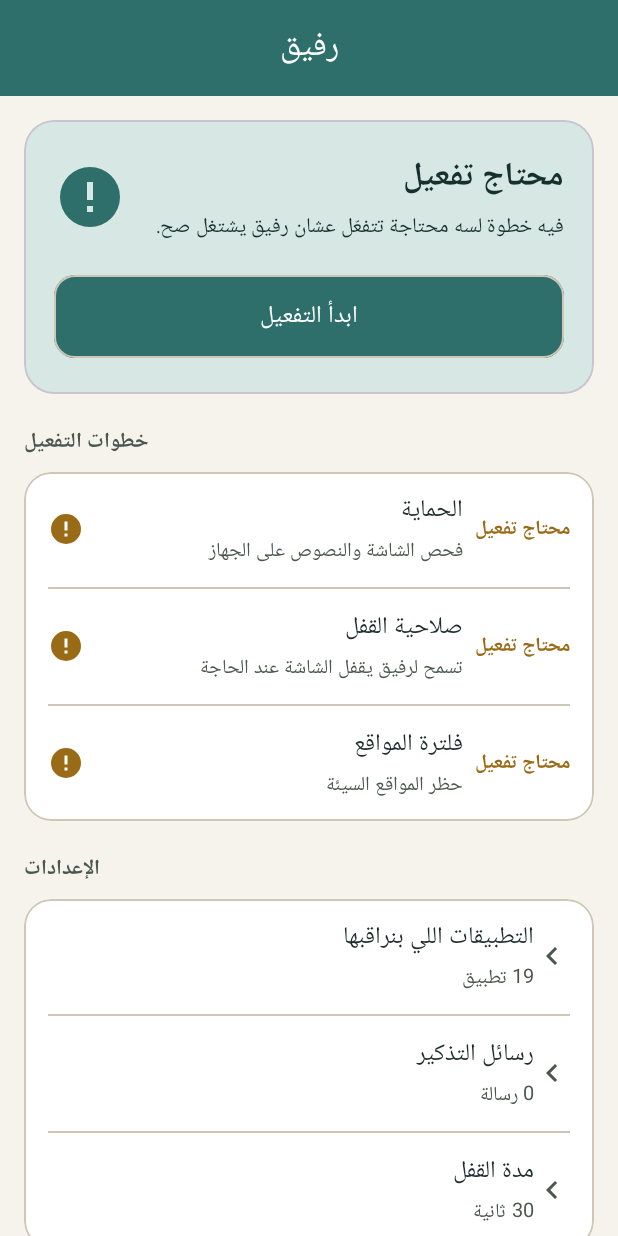
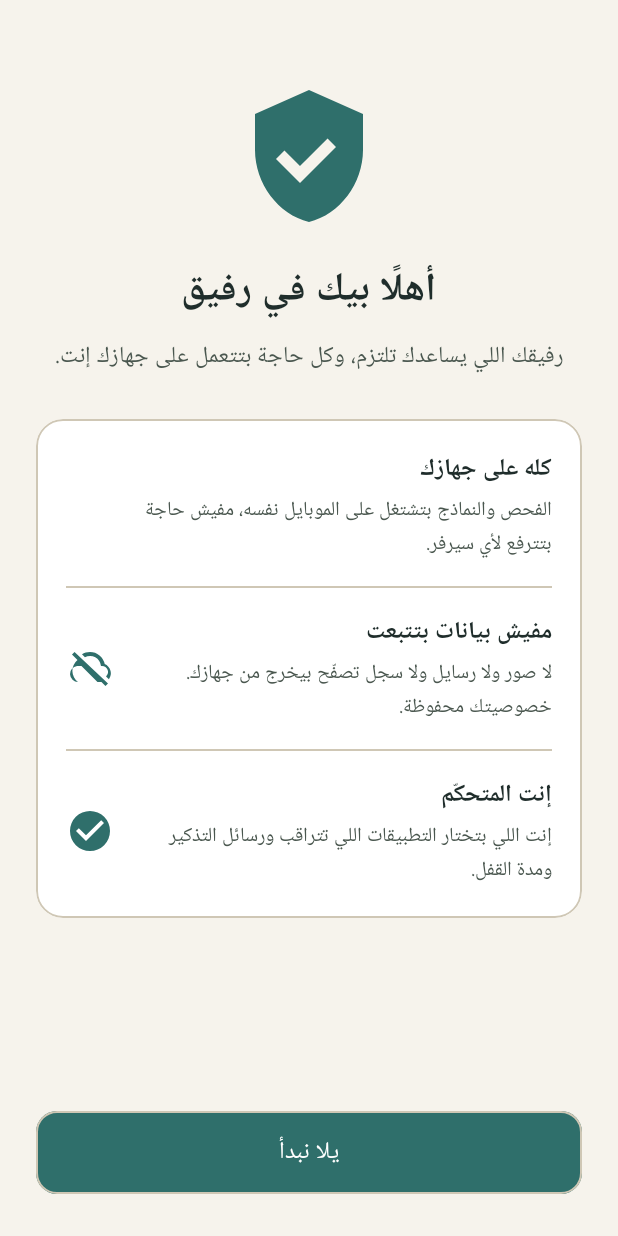
Before and after one commit to mustafasayed075-stack/Claude-repo, an Android app: the screen it shows after launch (MainActivity before the commit, WelcomeActivity after it), on a phone screen of 412 x 824 dp. Run offline under Robolectric (Android 15) with nearby library versions, the phone set to English and light mode, and no system bars; pictures from the network do not load; 1 statement that could not run was skipped.

Commit message:
UI rebrand step 7: first-run welcome screen
UI/resources only — no detection/lock/Reflection logic touched.

- WelcomeActivity: shield logo, "أهلًا بيك في رفيق", a subtitle, and three
  privacy points (كله على جهازك / مفيش بيانات بتتبعت / إنت المتحكّم) with icons,
  and a "يلا نبدأ" primary button. Edge-to-edge insets; Theme.Rafiq.Main.
- Shown once: MainActivity launches it on first run; the start button sets a
  SharedPreferences flag (WelcomeActivity.shouldShow / markSeen).
- New ic_cloud_off icon; reusable item_welcome_point row.
- build.gradle: disable the release unit-test variant — Paparazzi swaps the
  Android platform on the test classpath for the variant it instruments
  (debug), so release unit tests can't resolve android.* and we never run them.
- Made ReflectionContentTest's focus-constant check assert the literal platform
  values instead of referencing android.media.AudioManager, so a full `build`
  compiles the debug unit tests regardless of Paparazzi's classpath ordering.
- Paparazzi: welcome screen in light and dark.

Co-Authored-By: Claude Opus 4.8 <noreply@anthropic.com>
Claude-Session: https://claude.ai/code/session_01P7nPuGgonXNtLGw1b2ShXD

```diff
--- a/app/build.gradle.kts
+++ b/app/build.gradle.kts
@@ -51,6 +51,17 @@ android {
     }
 }
 
+// Unit tests (including Paparazzi screenshots) run only on the debug variant. The
+// Paparazzi plugin swaps the Android platform on the test classpath for the variant
+// it instruments (debug); compiling the release unit tests then can't resolve
+// android.* constants. We never run release unit tests, so disable that variant's.
+androidComponents {
+    beforeVariants(selector().withBuildType("release")) {
+        @Suppress("UnstableApiUsage")
+        it.enableUnitTest = false
+    }
+}
+
 dependencies {
     implementation("androidx.core:core-ktx:1.13.1")
     implementation("androidx.appcompat:appcompat:1.7.0")
--- a/app/src/main/AndroidManifest.xml
+++ b/app/src/main/AndroidManifest.xml
@@ -56,6 +56,11 @@
                 <category android:name="android.intent.category.LAUNCHER" />
             </intent-filter>
         </activity>
+
+        <activity
+            android:name=".WelcomeActivity"
+            android:exported="false"
+            android:theme="@style/Theme.Rafiq.Main" />
 
         <activity
             android:name=".FastScanAppsActivity"
--- a/app/src/main/java/com/personal/guardian/MainActivity.kt
+++ b/app/src/main/java/com/personal/guardian/MainActivity.kt
@@ -81,6 +81,11 @@ class MainActivity : AppCompatActivity() {
         binding = ActivityMainBinding.inflate(layoutInflater)
         setContentView(binding.root)
         applyInsets()
+
+        // First run: show the welcome screen once.
+        if (WelcomeActivity.shouldShow(this)) {
+            startActivity(Intent(this, WelcomeActivity::class.java))
+        }
 
         // The core service should be running whenever the app is used.
         GuardianForegroundService.start(this)
--- /dev/null
+++ b/app/src/main/java/com/personal/guardian/WelcomeActivity.kt
@@ -0,0 +1,60 @@
+package com.personal.guardian
+
+import android.content.Context
+import android.os.Bundle
+import androidx.appcompat.app.AppCompatActivity
+import androidx.core.view.ViewCompat
+import androidx.core.view.WindowInsetsCompat
+import androidx.core.view.updatePadding
+import com.personal.guardian.databinding.ActivityWelcomeBinding
+
+/**
+ * First-run welcome: explains that everything runs on the device and nothing is sent
+ * anywhere, then lets the user start. Shown once — [MainActivity] launches it when
+ * [PREF_SEEN] is not set, and the start button sets it.
+ *
+ * UI only; no detection/lock behaviour here.
+ */
+class WelcomeActivity : AppCompatActivity() {
+
+    override fun onCreate(savedInstanceState: Bundle?) {
+        super.onCreate(savedInstanceState)
+        val binding = ActivityWelcomeBinding.inflate(layoutInflater)
+        setContentView(binding.root)
+        ViewCompat.setOnApplyWindowInsetsListener(binding.root) { _, insets ->
+            val bars = insets.getInsets(WindowInsetsCompat.Type.systemBars())
+            binding.contentWelcome.updatePadding(top = bars.top)
+            binding.root.updatePadding(bottom = bars.bottom)
+            insets
+        }
+
+        binding.point1.imgPoint.setImageResource(R.drawable.ic_guardian_shield)
+        binding.point1.txtPointTitle.setText(R.string.welcome_point1_title)
+        binding.point1.txtPointDesc.setText(R.string.welcome_point1_desc)
+
+        binding.point2.imgPoint.setImageResource(R.drawable.ic_cloud_off)
+        binding.point2.txtPointTitle.setText(R.string.welcome_point2_title)
+        binding.point2.txtPointDesc.setText(R.string.welcome_point2_desc)
+
+        binding.point3.imgPoint.setImageResource(R.drawable.ic_check_circle)
+        binding.point3.txtPointTitle.setText(R.string.welcome_point3_title)
+        binding.point3.txtPointDesc.setText(R.string.welcome_point3_desc)
+
+        binding.btnWelcomeStart.setOnClickListener {
+            markSeen(this)
+            finish()
+        }
+    }
+
+    companion object {
+        private const val PREFS = "rafiq_prefs"
+        private const val PREF_SEEN = "welcome_seen"
+
+        fun shouldShow(context: Context): Boolean =
+            !context.getSharedPreferences(PREFS, Context.MODE_PRIVATE).getBoolean(PREF_SEEN, false)
+
+        fun markSeen(context: Context) {
+            context.getSharedPreferences(PREFS, Context.MODE_PRIVATE).edit().putBoolean(PREF_SEEN, true).apply()
+        }
+    }
+}
--- /dev/null
+++ b/app/src/main/res/drawable/ic_cloud_off.xml
@@ -0,0 +1,4 @@
+<vector xmlns:android="http://schemas.android.com/apk/res/android" android:width="24dp" android:height="24dp"
+    android:viewportWidth="24" android:viewportHeight="24" android:tint="?attr/colorPrimary">
+    <path android:fillColor="@android:color/white" android:pathData="M19.35,10.04A7.49,7.49 0 0,0 12,4c-1.48,0 -2.85,0.43 -4.01,1.17l1.46,1.46A5.5,5.5 0 0,1 17.5,11h0.5a3,3 0 0,1 2.03,5.2l1.42,1.42A5,5 0 0,0 19.35,10.04zM3,5.27l2.75,2.74A6.99,6.99 0 0,0 6,19h11.73l2,2 1.27,-1.27L4.27,4zM7.73,11l8,8H6a4,4 0 0,1 -0.46,-7.97z"/>
+</vector>
--- /dev/null
+++ b/app/src/main/res/layout/activity_welcome.xml
@@ -0,0 +1,82 @@
+<?xml version="1.0" encoding="utf-8"?>
+<LinearLayout xmlns:android="http://schemas.android.com/apk/res/android"
+    xmlns:app="http://schemas.android.com/apk/res-auto"
+    android:id="@+id/rootWelcome"
+    android:layout_width="match_parent"
+    android:layout_height="match_parent"
+    android:orientation="vertical"
+    android:background="?android:attr/colorBackground">
+
+    <androidx.core.widget.NestedScrollView
+        android:layout_width="match_parent"
+        android:layout_height="0dp"
+        android:layout_weight="1"
+        android:fillViewport="true">
+
+        <LinearLayout
+            android:id="@+id/contentWelcome"
+            android:layout_width="match_parent"
+            android:layout_height="wrap_content"
+            android:orientation="vertical"
+            android:gravity="center_horizontal"
+            android:padding="24dp">
+
+            <ImageView
+                android:layout_width="96dp"
+                android:layout_height="96dp"
+                android:layout_marginTop="32dp"
+                android:src="@drawable/ic_guardian_shield"
+                android:contentDescription="@string/welcome_icon_desc"
+                app:tint="?attr/colorPrimary" />
+
+            <TextView
+                android:layout_width="wrap_content"
+                android:layout_height="wrap_content"
+                android:layout_marginTop="20dp"
+                android:text="@string/welcome_title"
+                android:textColor="?attr/colorOnBackground"
+                android:textSize="26sp"
+                android:textStyle="bold" />
+
+            <TextView
+                android:layout_width="match_parent"
+                android:layout_height="wrap_content"
+                android:layout_marginTop="8dp"
+                android:gravity="center"
+                android:text="@string/welcome_subtitle"
+                android:textColor="?attr/colorOnSurfaceVariant"
+                android:textSize="15sp" />
+
+            <com.google.android.material.card.MaterialCardView
+                style="@style/Widget.Rafiq.Card"
+                android:layout_width="match_parent"
+                android:layout_height="wrap_content"
+                android:layout_marginTop="28dp">
+
+                <LinearLayout
+                    android:layout_width="match_parent"
+                    android:layout_height="wrap_content"
+                    android:orientation="vertical"
+                    android:padding="4dp">
+
+                    <include layout="@layout/item_welcome_point"
+                        android:id="@+id/point1" />
+                    <View style="@style/Widget.Rafiq.Divider" />
+                    <include layout="@layout/item_welcome_point"
+                        android:id="@+id/point2" />
+                    <View style="@style/Widget.Rafiq.Divider" />
+                    <include layout="@layout/item_welcome_point"
+                        android:id="@+id/point3" />
+                </LinearLayout>
+            </com.google.android.material.card.MaterialCardView>
+        </LinearLayout>
+    </androidx.core.widget.NestedScrollView>
+
+    <com.google.android.material.button.MaterialButton
+        android:id="@+id/btnWelcomeStart"
+        style="@style/Widget.Rafiq.Button.Primary"
+        android:layout_width="match_parent"
+        android:layout_height="wrap_content"
+        android:layout_margin="24dp"
+        android:text="@string/welcome_start" />
+</LinearLayout>
--- /dev/null
+++ b/app/src/main/res/layout/item_welcome_point.xml
@@ -0,0 +1,38 @@
+<?xml version="1.0" encoding="utf-8"?>
+<LinearLayout xmlns:android="http://schemas.android.com/apk/res/android"
+    android:layout_width="match_parent"
+    android:layout_height="wrap_content"
+    android:gravity="center_vertical"
+    android:orientation="horizontal"
+    android:padding="16dp">
+
+    <ImageView
+        android:id="@+id/imgPoint"
+        android:layout_width="32dp"
+        android:layout_height="32dp"
+        android:importantForAccessibility="no" />
+
+    <LinearLayout
+        android:layout_width="0dp"
+        android:layout_height="wrap_content"
+        android:layout_weight="1"
+        android:layout_marginStart="14dp"
+        android:orientation="vertical">
+
+        <TextView
+            android:id="@+id/txtPointTitle"
+            android:layout_width="match_parent"
+            android:layout_height="wrap_content"
+            android:textColor="?attr/colorOnSurface"
+            android:textSize="16sp"
+            android:textStyle="bold" />
+
+        <TextView
+            android:id="@+id/txtPointDesc"
+            android:layout_width="match_parent"
+            android:layout_height="wrap_content"
+            android:layout_marginTop="2dp"
+            android:textColor="?attr/colorOnSurfaceVariant"
+            android:textSize="13sp" />
+    </LinearLayout>
+</LinearLayout>
--- a/app/src/main/res/values/strings.xml
+++ b/app/src/main/res/values/strings.xml
@@ -157,6 +157,18 @@
     <string name="developer_unlocked">تم فتح قسم المطورين</string>
     <string name="developer_locked">تم إخفاء قسم المطورين</string>
 
+    <!-- First-run welcome (step 7) -->
+    <string name="welcome_title">أهلًا بيك في رفيق</string>
+    <string name="welcome_subtitle">رفيقك اللي يساعدك تلتزم، وكل حاجة بتتعمل على جهازك إنت.</string>
+    <string name="welcome_point1_title">كله على جهازك</string>
+    <string name="welcome_point1_desc">الفحص والنماذج بتشتغل على الموبايل نفسه، مفيش حاجة بتترفع لأي سيرفر.</string>
+    <string name="welcome_point2_title">مفيش بيانات بتتبعت</string>
+    <string name="welcome_point2_desc">لا صور ولا رسايل ولا سجل تصفّح بيخرج من جهازك. خصوصيتك محفوظة.</string>
+    <string name="welcome_point3_title">إنت المتحكّم</string>
+    <string name="welcome_point3_desc">إنت اللي بتختار التطبيقات اللي تتراقب ورسائل التذكير ومدة القفل.</string>
+    <string name="welcome_start">يلا نبدأ</string>
+    <string name="welcome_icon_desc">شعار رفيق</string>
+
     <string name="yes">نعم</string>
     <string name="no">لا</string>
 </resources>
```
Also changed, not shown: 8 other files.
